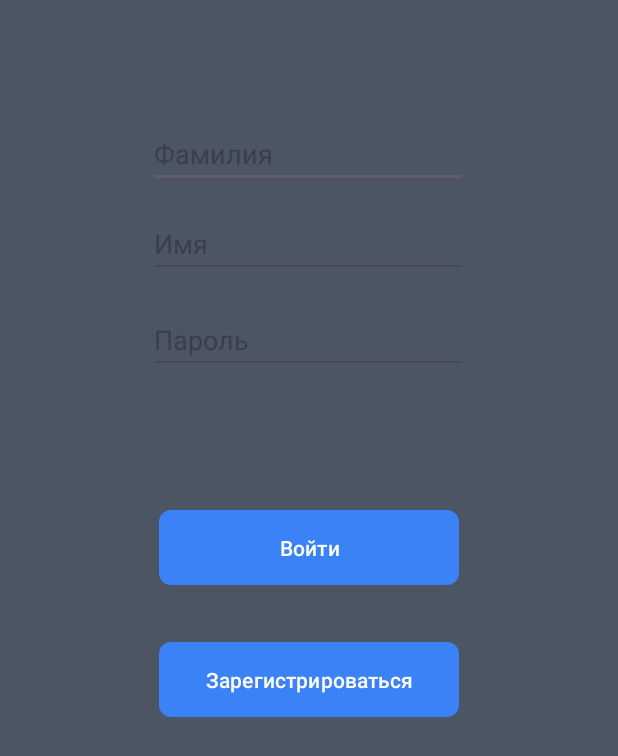
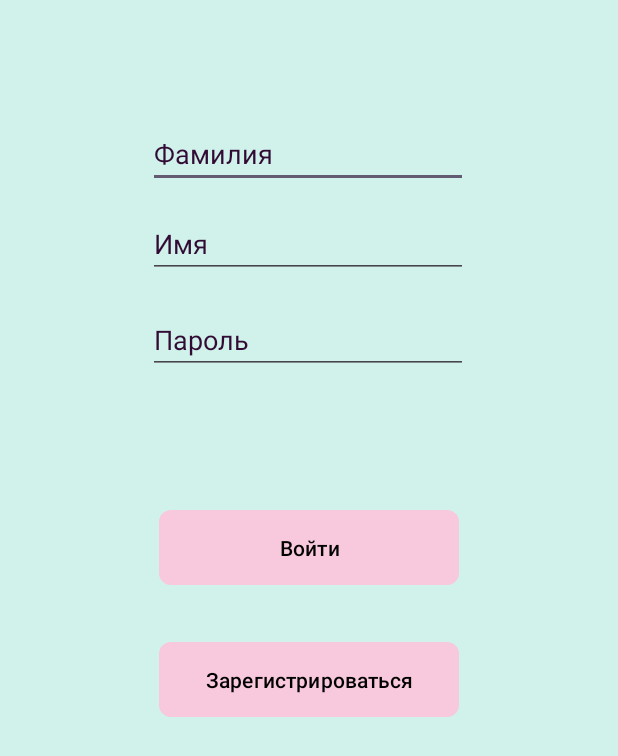
Before and after one commit to maxlukyrabbit/diplom_1.0, an Android app: the screen it shows after launch (add_user), on a phone screen of 412 x 824 dp. Shown: the top 756 px of the screen. Run offline under Robolectric (Android 15) with nearby library versions, the phone set to English and light mode, and no system bars.

Commit message:
end mobil

```diff
--- a/mobil_2/app/src/main/res/drawable/baseline_archive_24.xml
+++ b/mobil_2/app/src/main/res/drawable/baseline_archive_24.xml
@@ -1,5 +1,5 @@
-<vector xmlns:android="http://schemas.android.com/apk/res/android" android:height="24dp" android:tint="#FFFFFF" android:viewportHeight="24" android:viewportWidth="24" android:width="24dp">
+<vector xmlns:android="http://schemas.android.com/apk/res/android" android:height="24dp" android:tint="#000000" android:viewportHeight="24" android:viewportWidth="24" android:width="24dp">
 
-    <path android:fillColor="@android:color/white" android:pathData="M20.54,5.23l-1.39,-1.68C18.88,3.21 18.47,3 18,3H6c-0.47,0 -0.88,0.21 -1.16,0.55L3.46,5.23C3.17,5.57 3,6.02 3,6.5V19c0,1.1 0.9,2 2,2h14c1.1,0 2,-0.9 2,-2V6.5c0,-0.48 -0.17,-0.93 -0.46,-1.27zM12,17.5L6.5,12H10v-2h4v2h3.5L12,17.5zM5.12,5l0.81,-1h12l0.94,1H5.12z"/>
+    <path android:fillColor="@android:color/black" android:pathData="M20.54,5.23l-1.39,-1.68C18.88,3.21 18.47,3 18,3H6c-0.47,0 -0.88,0.21 -1.16,0.55L3.46,5.23C3.17,5.57 3,6.02 3,6.5V19c0,1.1 0.9,2 2,2h14c1.1,0 2,-0.9 2,-2V6.5c0,-0.48 -0.17,-0.93 -0.46,-1.27zM12,17.5L6.5,12H10v-2h4v2h3.5L12,17.5zM5.12,5l0.81,-1h12l0.94,1H5.12z"/>
 
 </vector>
--- a/mobil_2/app/src/main/res/layout/activity_add_user.xml
+++ b/mobil_2/app/src/main/res/layout/activity_add_user.xml
@@ -14,7 +14,7 @@
         android:layout_height="50dp"
         android:layout_marginTop="340dp"
         android:text="Войти"
-        android:textColor="@color/white"
+        android:textColor="@color/black"
         style="@style/CustomButtonStyle"
         android:onClick="enter"
         app:layout_constraintEnd_toEndOf="parent"
@@ -29,7 +29,7 @@
         android:onClick="user_add"
         style="@style/CustomButtonStyle"
         android:text="Зарегистрироваться"
-        android:textColor="@color/white"
+        android:textColor="@color/black"
         app:layout_constraintEnd_toEndOf="parent"
         app:layout_constraintStart_toStartOf="parent"
         app:layout_constraintTop_toTopOf="parent" />
@@ -40,7 +40,8 @@
         android:layout_height="wrap_content"
         android:layout_marginTop="80dp"
         android:ems="10"
-        android:textColor="@color/white"
+        android:textColorHint="@color/Maroon"
+        android:textColor="@color/black"
         android:inputType="text"
         android:hint="Фамилия"
         app:layout_constraintEnd_toEndOf="parent"
@@ -55,7 +56,8 @@
         android:layout_marginTop="140dp"
         android:ems="10"
         android:hint="Имя"
-        android:textColor="@color/white"
+        android:textColorHint="@color/Maroon"
+        android:textColor="@color/black"
         android:inputType="text"
         app:layout_constraintEnd_toEndOf="parent"
         app:layout_constraintHorizontal_bias="0.497"
@@ -69,7 +71,8 @@
         android:layout_marginTop="204dp"
         android:ems="10"
         android:hint="Пароль"
-        android:textColor="@color/white"
+        android:textColorHint="@color/Maroon"
+        android:textColor="@color/black"
         android:inputType="textPassword"
         app:layout_constraintEnd_toEndOf="parent"
         app:layout_constraintHorizontal_bias="0.497"
--- a/mobil_2/app/src/main/res/layout/activity_custom_list.xml
+++ b/mobil_2/app/src/main/res/layout/activity_custom_list.xml
@@ -50,7 +50,7 @@
         android:layout_height="35dp"
         android:text="Читать"
         android:textSize="13dp"
-        android:textColor="@color/white"/>
+        android:textColor="@color/black"/>
     <TextView
         android:layout_width="wrap_content"
         android:layout_height="2dp"/>
@@ -63,7 +63,7 @@
         android:layout_height="35dp"
         android:textSize="13dp"
         android:text="Подтвердить"
-        android:textColor="@color/white"/>
+        android:textColor="@color/black"/>
 
     <TextView
         android:layout_width="wrap_content"
@@ -77,7 +77,7 @@
         android:layout_height="35dp"
         android:textSize="13dp"
         android:text="Удалить"
-        android:textColor="@color/white"/>
+        android:textColor="@color/black"/>
 
 
 
--- a/mobil_2/app/src/main/res/layout/spinner_item.xml
+++ b/mobil_2/app/src/main/res/layout/spinner_item.xml
@@ -2,6 +2,6 @@
 <TextView xmlns:android="http://schemas.android.com/apk/res/android"
     android:layout_width="match_parent"
     android:layout_height="wrap_content"
-    android:textColor="@color/white"
+    android:textColor="@color/black"
     android:textSize="16sp"
     android:padding="8dp" />
--- a/mobil_2/app/src/main/res/values/colors.xml
+++ b/mobil_2/app/src/main/res/values/colors.xml
@@ -14,9 +14,9 @@
     <color name="hintGray">#aaaaaa</color>
     <color name="buttonDark">#3d3c45</color>
 
-    <color name="Primary">#4B5563</color>
-    <color name="Secondary">#F9FAFB</color>
-    <color name="Button">#3B82F6</color>
+    <color name="Primary">#D1F2EB</color>
+    <color name="Secondary">#E6E6FA</color>
+    <color name="Button">#F8C8DC</color>
 
 
 
```
Also changed, not shown: mobil_2/app/src/main/res/layout/activity_main.xml (+8 -6 lines), mobil_2/app/src/main/res/layout/activity_read_pdf.xml (+4 -3 lines), mobil_2/app/src/main/res/layout/activity_upload_file.xml (+7 -5 lines).
